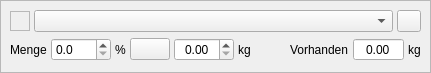
Qt form kleiner-brauhelfer/widgets/wdgmalzgabe.ui (kleiner-brauhelfer/kleiner-brauhelfer-2) before a commit.
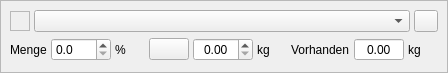
The same form after that commit. Icons and pictures are not drawn. Custom widgets are drawn as their Qt base class.

What changed in the file:
```diff
--- a/kleiner-brauhelfer/widgets/wdgmalzgabe.ui
+++ b/kleiner-brauhelfer/widgets/wdgmalzgabe.ui
@@ -151,6 +151,12 @@
         </item>
         <item>
          <widget class="QLabel" name="label_2">
+          <property name="minimumSize">
+           <size>
+            <width>30</width>
+            <height>0</height>
+           </size>
+          </property>
           <property name="text">
            <string>%</string>
           </property>
@@ -196,6 +202,12 @@
         </item>
         <item>
          <widget class="QLabel" name="label_3">
+          <property name="minimumSize">
+           <size>
+            <width>30</width>
+            <height>0</height>
+           </size>
+          </property>
           <property name="text">
            <string>kg</string>
           </property>
@@ -251,6 +263,12 @@
         </item>
         <item>
          <widget class="QLabel" name="lblEinheit">
+          <property name="minimumSize">
+           <size>
+            <width>30</width>
+            <height>0</height>
+           </size>
+          </property>
           <property name="text">
            <string>kg</string>
           </property>
@@ -264,16 +282,16 @@
   </layout>
  </widget>
  <customwidgets>
-  <customwidget>
-   <class>ComboBox</class>
-   <extends>QComboBox</extends>
-   <header>widgets/combobox.h</header>
-  </customwidget>
   <customwidget>
    <class>DoubleSpinBox</class>
    <extends>QDoubleSpinBox</extends>
    <header>widgets/doublespinbox.h</header>
   </customwidget>
+  <customwidget>
+   <class>ComboBox</class>
+   <extends>QComboBox</extends>
+   <header>widgets/combobox.h</header>
+  </customwidget>
  </customwidgets>
  <resources>
   <include location="../images.qrc"/>
```
